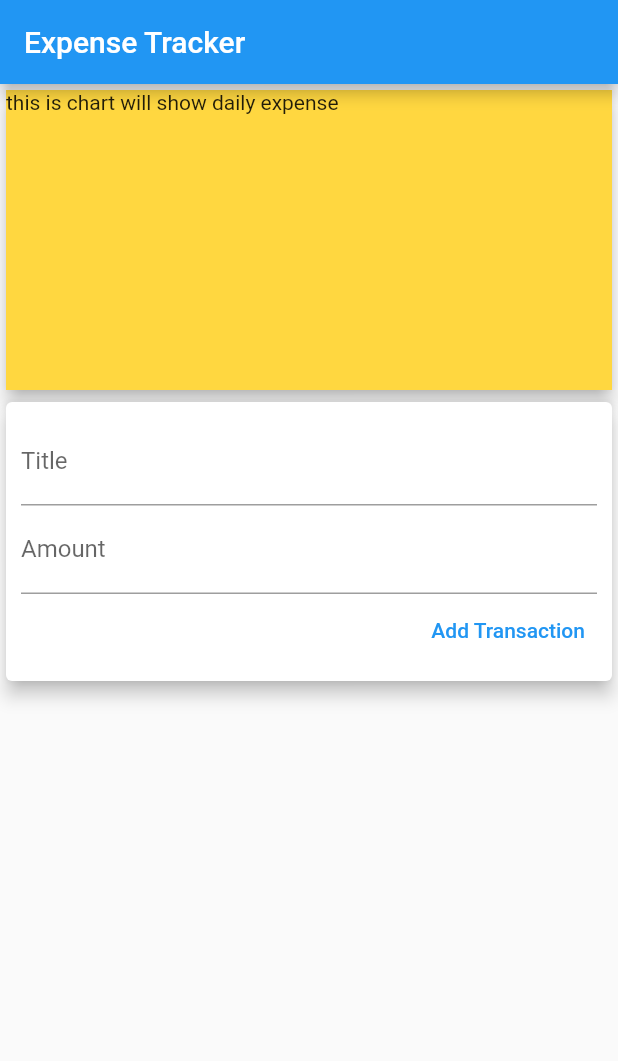
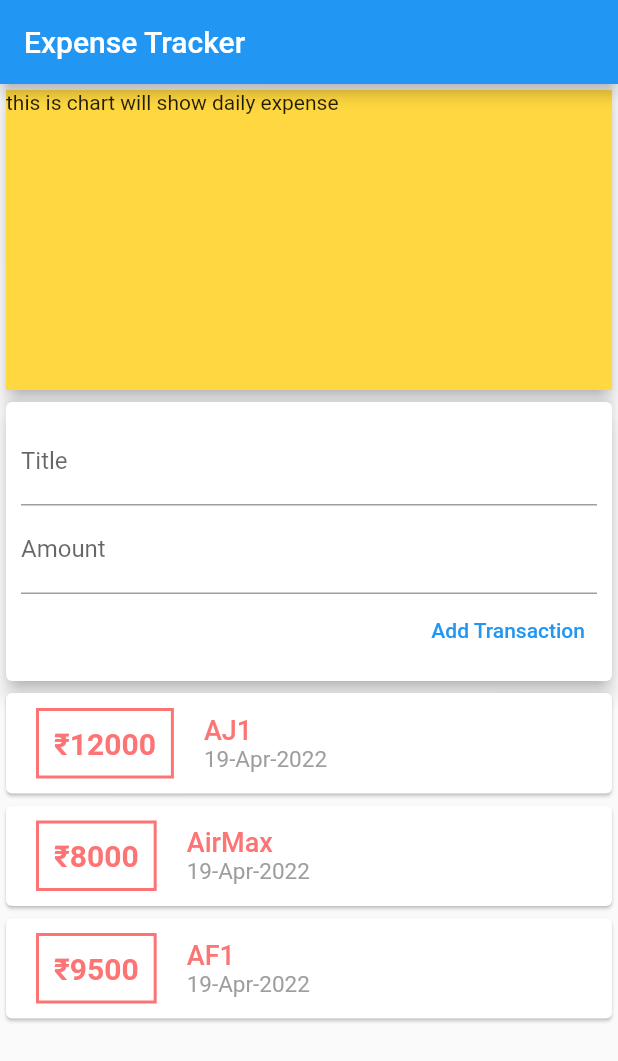
Before and after one commit to Pritam-deb/flutter-workspace, a Flutter app: the screen it shows after launch, after a tap on "Add Transaction", on a phone screen of 412 x 824 dp. Shown: the top 1061 px of the screen. Run offline on Flutter 3.47's test engine with Material 2 defaults, Android fonts, the phone set to English and light mode, and no system bars.

Commit message:
transactions can be added to list with filling form

```diff
--- a/lib/main.dart
+++ b/lib/main.dart
@@ -1,6 +1,9 @@
 import 'package:flutter/material.dart';
+import 'package:intl/intl.dart';
 import 'package:flutter_workspace/model/transaction.dart';
-import 'package:intl/intl.dart';
+import 'package:flutter_workspace/widgets/new_transactions.dart';
+import 'package:flutter_workspace/widgets/transaction_list.dart';
+import 'package:flutter_workspace/widgets/user_transactions.dart';
 
 import 'model/transaction.dart';
 
@@ -9,9 +12,6 @@ void main(List<String> args) {
 }
 
 class HomePage extends StatelessWidget {
-  final titleInput = TextEditingController();
-  final amountInput = TextEditingController();
-
   @override
   Widget build(BuildContext context) {
     return MaterialApp(
@@ -32,33 +32,7 @@ class HomePage extends StatelessWidget {
               ),
               elevation: 5,
             ),
-            Card(
-              elevation: 5,
-              child: Container(
-                padding: EdgeInsets.all(10),
-                child: Column(
-                  crossAxisAlignment: CrossAxisAlignment.end,
-                  children: [
-                    TextField(
-                        controller: titleInput,
-                        decoration: InputDecoration(
-                          labelText: 'Title',
-                        )),
-                    TextField(
-                        controller: amountInput,
-                        decoration: InputDecoration(
-                          labelText: 'Amount',
-                        )),
-                    TextButton(
-                        onPressed: () {
-                          print(amountInput.text);
-                          print(titleInput.text);
-                        },
-                        child: Text('Add Transaction'))
-                  ],
-                ),
-              ),
-            ),
+            UserTransaction(),
           ],
         ),
       ),
--- /dev/null
+++ b/lib/widgets/new_transactions.dart
@@ -0,0 +1,37 @@
+import 'package:flutter/material.dart';
+
+class NewTransactions extends StatelessWidget {
+  final titleInput = TextEditingController();
+  final amountInput = TextEditingController();
+  final Function addTx;
+  NewTransactions(this.addTx);
+  @override
+  Widget build(BuildContext context) {
+    return Card(
+      elevation: 5,
+      child: Container(
+        padding: EdgeInsets.all(10),
+        child: Column(
+          crossAxisAlignment: CrossAxisAlignment.end,
+          children: [
+            TextField(
+                controller: titleInput,
+                decoration: InputDecoration(
+                  labelText: 'Title',
+                )),
+            TextField(
+                controller: amountInput,
+                decoration: InputDecoration(
+                  labelText: 'Amount',
+                )),
+            TextButton(
+                onPressed: () {
+                  addTx(titleInput.text, int.parse(amountInput.text));
+                },
+                child: Text('Add Transaction'))
+          ],
+        ),
+      ),
+    );
+  }
+}
--- a/lib/widgets/transaction_list.dart
+++ b/lib/widgets/transaction_list.dart
@@ -3,23 +3,13 @@ import 'package:flutter/material.dart';
 
 import '../model/transaction.dart';
 
-class TransactionList extends StatefulWidget {
-  const TransactionList({Key? key}) : super(key: key);
-
-  @override
-  State<TransactionList> createState() => _TransactionListState();
-}
-
-class _TransactionListState extends State<TransactionList> {
-  final List<Transaction> _userTransaction = [
-    Transaction(id: 't1', title: 'AJ1', amount: 12000, date: DateTime.now()),
-    Transaction(id: 't2', title: 'AirMax', amount: 8000, date: DateTime.now()),
-    Transaction(id: 't3', title: 'AF1', amount: 9500, date: DateTime.now())
-  ];
+class TransactionList extends StatelessWidget {
+  final List<Transaction> transactions;
+  TransactionList(this.transactions);
   @override
   Widget build(BuildContext context) {
     return Column(
-      children: _userTransaction.map((tr) {
+      children: transactions.map((tr) {
         return Card(
             child: Row(
           children: [
--- /dev/null
+++ b/lib/widgets/user_transactions.dart
@@ -0,0 +1,39 @@
+import 'package:flutter/material.dart';
+
+import './new_transactions.dart';
+import './transaction_list.dart';
+import '../model/transaction.dart';
+
+class UserTransaction extends StatefulWidget {
+  @override
+  State<UserTransaction> createState() => _UserTransactionState();
+}
+
+class _UserTransactionState extends State<UserTransaction> {
+  final List<Transaction> _userTransactions = [
+    Transaction(id: 't1', title: 'AJ1', amount: 12000, date: DateTime.now()),
+    Transaction(id: 't2', title: 'AirMax', amount: 8000, date: DateTime.now()),
+    Transaction(id: 't3', title: 'AF1', amount: 9500, date: DateTime.now())
+  ];
+
+  void _addNewTransaction(String txTitle, int txAmount) {
+    final newTx = Transaction(
+        title: txTitle,
+        amount: txAmount,
+        id: DateTime.now().toString(),
+        date: DateTime.now());
+    setState(() {
+      _userTransactions.add(newTx);
+    });
+  }
+
+  @override
+  Widget build(BuildContext context) {
+    return Column(
+      children: [
+        NewTransactions(_addNewTransaction),
+        TransactionList(_userTransactions)
+      ],
+    );
+  }
+}
```
Also changed, not shown: flutter_01.png (added).
